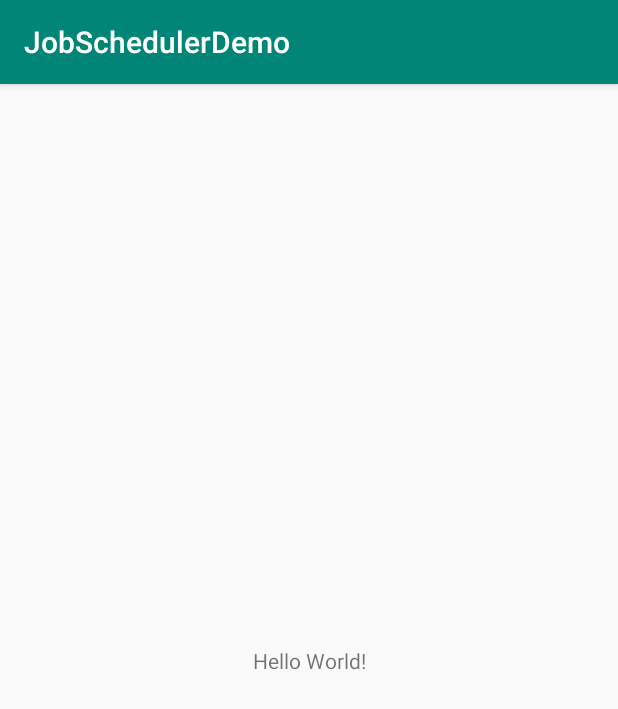
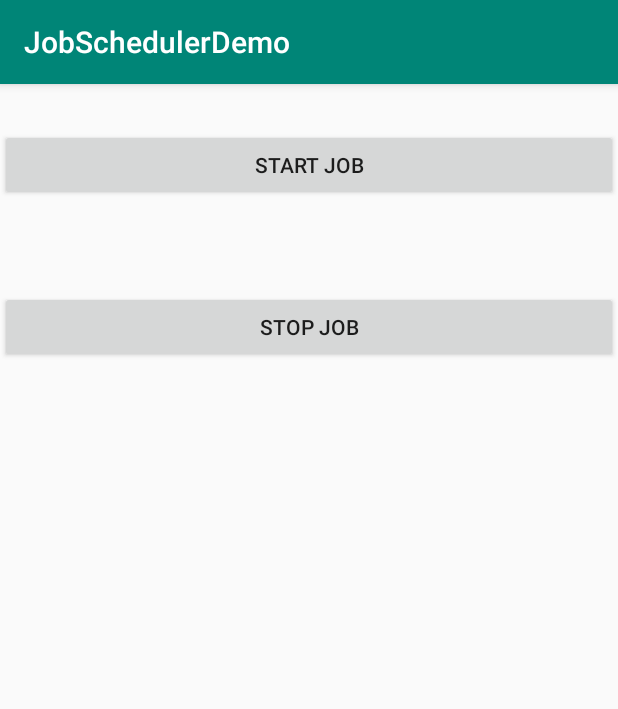
Before and after one commit to KidusMT/JobSchedulerDemo, an Android app: the screen it shows after launch (MainActivity), on a phone screen of 412 x 824 dp. Shown: the top 709 px of the screen. Run offline under Robolectric (Android 15) with nearby library versions, the phone set to English and light mode, and no system bars.

```diff
--- a/app/src/main/res/layout/activity_main.xml
+++ b/app/src/main/res/layout/activity_main.xml
@@ -1,18 +1,25 @@
 <?xml version="1.0" encoding="utf-8"?>
-<androidx.constraintlayout.widget.ConstraintLayout xmlns:android="http://schemas.android.com/apk/res/android"
-    xmlns:app="http://schemas.android.com/apk/res-auto"
+<LinearLayout xmlns:android="http://schemas.android.com/apk/res/android"
     xmlns:tools="http://schemas.android.com/tools"
     android:layout_width="match_parent"
     android:layout_height="match_parent"
+    android:orientation="vertical"
     tools:context=".MainActivity">
 
-    <TextView
-        android:layout_width="wrap_content"
+    <Button
+        android:layout_width="match_parent"
         android:layout_height="wrap_content"
-        android:text="Hello World!"
-        app:layout_constraintBottom_toBottomOf="parent"
-        app:layout_constraintLeft_toLeftOf="parent"
-        app:layout_constraintRight_toRightOf="parent"
-        app:layout_constraintTop_toTopOf="parent" />
+        android:layout_marginTop="30dp"
+        android:layout_marginBottom="30dp"
+        android:onClick="startJob"
+        android:text="START JOB" />
 
-</androidx.constraintlayout.widget.ConstraintLayout>
+    <Button
+        android:layout_width="match_parent"
+        android:layout_height="wrap_content"
+        android:layout_marginTop="30dp"
+        android:layout_marginBottom="30dp"
+        android:onClick="stopJob"
+        android:text="STOP JOB" />
+
+</LinearLayout>
```
Also changed, not shown: app/src/main/AndroidManifest.xml (+8 -0 lines), app/src/main/java/com/kmt/jobschedulerdemo/MainActivity.java (+7 -0 lines), app/src/main/java/com/kmt/jobschedulerdemo/MyJobService.java (added, +44 -0 lines).
